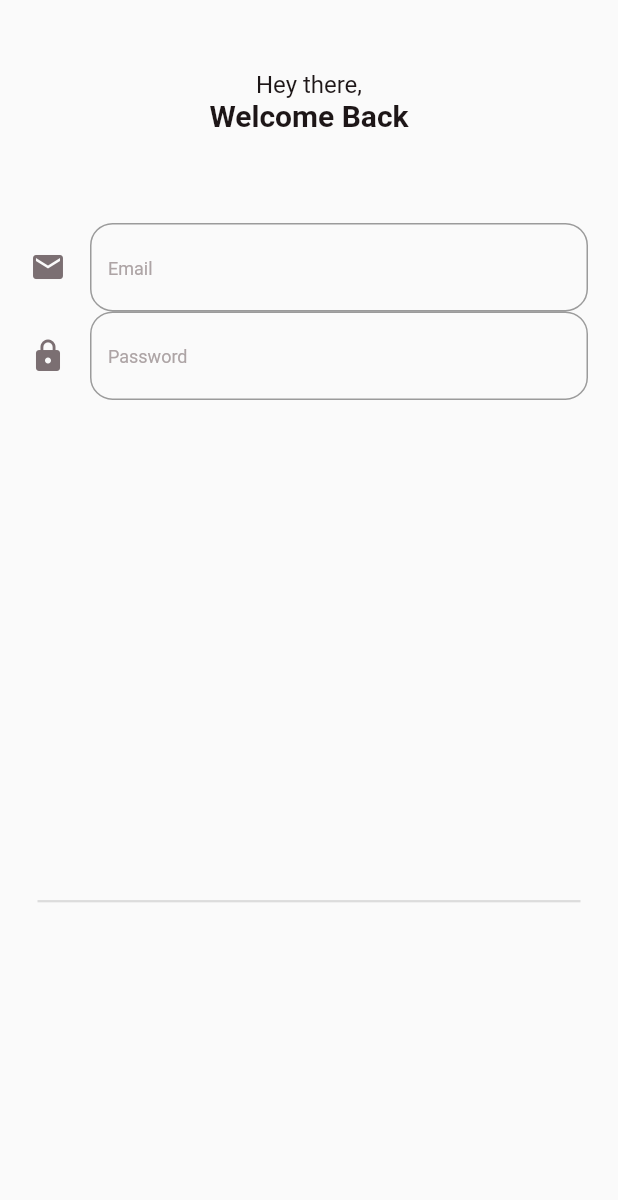
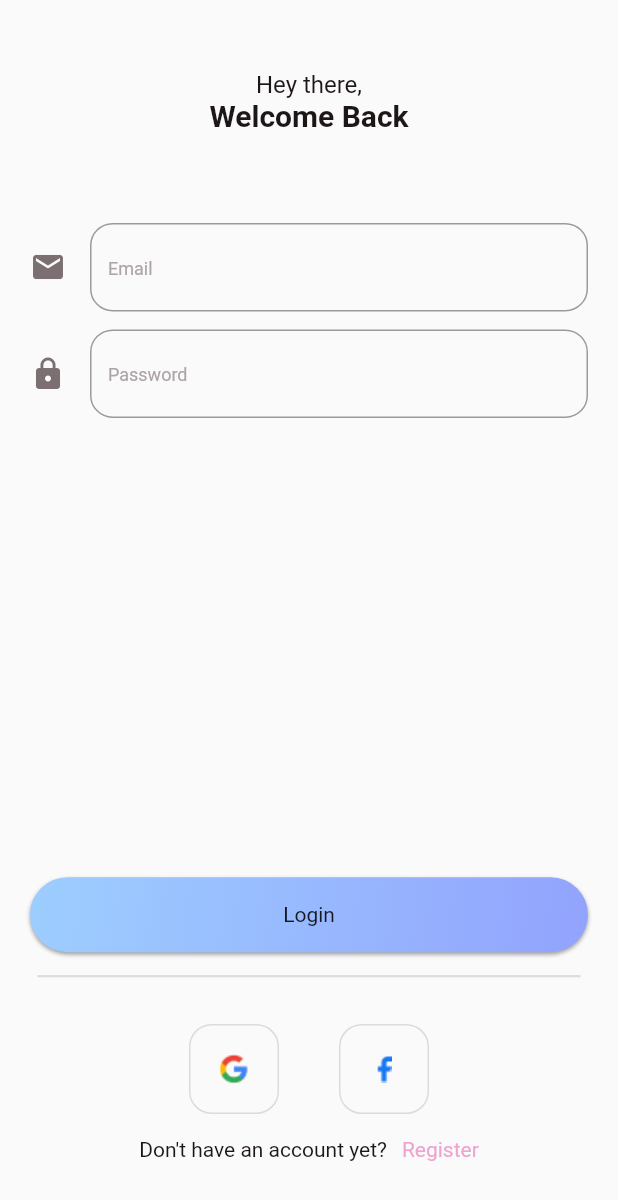
Before and after one commit to chimpansiets/fitness_app, a Flutter app: the SignInPage widget shown alone on an empty page, opened directly, on a phone screen of 412 x 824 dp. Shown: the top 1200 px of the screen. Run offline on Flutter 3.47's test engine with Material 2 defaults, Android fonts, the phone set to English and light mode, and no system bars; our stand-ins replace another_flushbar, bloc, dartz, firebase_auth, firebase_core, flutter_bloc and 4 more; accounts and stored records are empty.

Commit message:
Added login screen

```diff
--- a/lib/domain/authentication/auth_failure.dart
+++ b/lib/domain/authentication/auth_failure.dart
@@ -8,4 +8,8 @@ abstract class AuthFailure with _$AuthFailure {
   const factory AuthFailure.noInternet() = NoInternet;
   const factory AuthFailure.emailAlreadyInUse() = EmailAlreadyInUse;
   const factory AuthFailure.serverError() = ServerError;
+  const factory AuthFailure.invalidEmail() = InvalidEmail;
+  const factory AuthFailure.userDisabled() = UserDisabled;
+  const factory AuthFailure.userNotFound() = UserNotFound;
+  const factory AuthFailure.wrongPassword() = WrongPassword;
 }
--- a/lib/presentation/authentication/pages/sign_in_page.dart
+++ b/lib/presentation/authentication/pages/sign_in_page.dart
@@ -1,8 +1,13 @@
+import 'package:another_flushbar/flushbar_helper.dart';
 import 'package:fitness_app/application/authentication/authentication_cubit.dart';
 import 'package:fitness_app/injection.dart';
 import 'package:fitness_app/presentation/authentication/components/auth_form_header.dart';
+import 'package:fitness_app/presentation/authentication/components/auth_icon.dart';
 import 'package:fitness_app/presentation/authentication/components/login_form_field.dart';
+import 'package:fitness_app/presentation/authentication/pages/sign_up_page.dart';
+import 'package:fitness_app/presentation/core/components/primary_button.dart';
 import 'package:fitness_app/presentation/core/templates/auth_form_template.dart';
+import 'package:fitness_app/theme/theme.dart';
 import 'package:flutter/material.dart';
 import 'package:flutter_bloc/flutter_bloc.dart';
 
@@ -16,6 +21,30 @@ class SignInPage extends StatelessWidget {
   Widget build(BuildContext context) {
     return BlocConsumer<AuthenticationCubit, AuthenticationState>(
         listener: (context, state) {
+      state.authFailureOrSuccessOption.fold(
+        () {},
+        (either) {
+          either.fold(
+            (failure) {
+              if (state.showErrorMessages == true) {
+                FlushbarHelper.createError(
+                  message: failure.map(
+                    cancelledByUser: (_) => 'Cancelled',
+                    serverError: (_) => 'Server Error',
+                    emailAlreadyInUse: (_) => 'Email already in use',
+                    noInternet: (_) => 'No internet',
+                    wrongPassword: (_) => 'Wrong password',
+                    invalidEmail: (_) => 'Invalid email',
+                    userDisabled: (_) => 'User disabled',
+                    userNotFound: (_) => 'User not found',
+                  ),
+                ).show(context);
+              }
+            },
+            (_) {},
+          );
+        },
+      );
       //TODO
     }, builder: (context, state) {
       return AuthFormTemplate(
@@ -38,7 +67,9 @@ class SignInPage extends StatelessWidget {
                   (r) => (_) => null,
                 ),
               ),
-              LoginFormField(
+              Padding(
+                padding: const EdgeInsets.only(top: 12.0),
+                child: LoginFormField(
                   icon: Icons.lock,
                   hintText: 'Password',
                   firstNameController: passwordController,
@@ -46,12 +77,79 @@ class SignInPage extends StatelessWidget {
                   onChanged: (password) {
                     getIt<AuthenticationCubit>().passwordChanged(password);
                   },
+                ),
               )
             ],
           ),
         ),
-        buttonSection: Container(),
-        optionsSection: Container(),
+        buttonSection: PrimaryButton(
+          gradient: const LinearGradient(
+            begin: Alignment.topLeft,
+            end: Alignment.bottomRight,
+            colors: [
+              Color(0xFF9DCEFF),
+              Color(0xFF92A3FD),
+            ],
+          ),
+          onPressed: () {
+            getIt<AuthenticationCubit>().loginEmailAndPassword(
+              emailController.text,
+              passwordController.text,
+            );
+          },
+          child: const Text('Login'),
+        ),
+        optionsSection: SizedBox(
+          height: MediaQuery.of(context).size.height * 0.15,
+          width: MediaQuery.of(context).size.width * 0.9,
+          child: Column(
+            mainAxisAlignment: MainAxisAlignment.spaceEvenly,
+            children: [
+              Row(
+                mainAxisAlignment: MainAxisAlignment.center,
+                children: [
+                  AuthIcon(AuthIcons.google),
+                  const SizedBox(width: 40),
+                  AuthIcon(AuthIcons.facebook),
+                ],
+              ),
+              Row(
+                mainAxisAlignment: MainAxisAlignment.center,
+                children: [
+                  Text(
+                    'Don\'t have an account yet?',
+                    style: TextStyle(
+                      color: FitnessTheme.black,
+                      fontSize: 14,
+                    ),
+                  ),
+                  const SizedBox(
+                    width: 10,
+                  ),
+                  GestureDetector(
+                    onTap: () {
+                      // TODO: Route to login page
+                      Navigator.pushReplacement(
+                        context,
+                        MaterialPageRoute(builder: (context) => SignUpPage()),
+                      );
+                    },
+                    child: Text(
+                      'Register',
+                      style: TextStyle(
+                        fontSize: 14,
+                        foreground: Paint()
+                          ..shader = FitnessTheme.purpleLinear.createShader(
+                            const Rect.fromLTWH(0, 0, 25, 25),
+                          ),
+                      ),
+                    ),
+                  ),
+                ],
+              ),
+            ],
+          ),
+        ),
       );
     });
   }
```
Also changed, not shown: lib/application/authentication/authentication_cubit.dart (+37 -8 lines), lib/infrastructure/authentication/firebase_auth_repository.dart (+19 -3 lines), lib/presentation/authentication/pages/sign_up_page.dart (+7 -1 lines), lib/domain/authentication/auth_failure.freezed.dart. Lines whose indentation alone changed are shown as unchanged.
